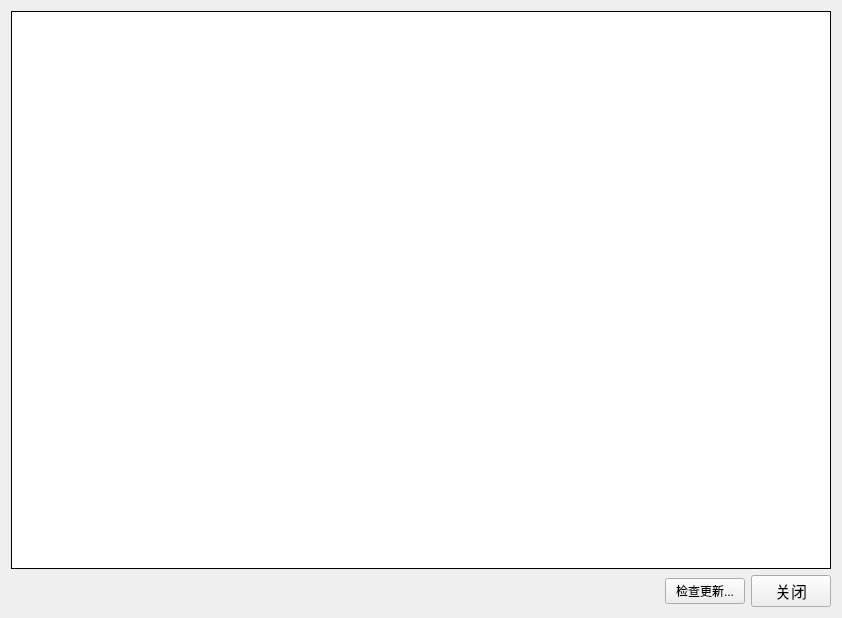
Old version of the form sources/changelog.ui in the repository Pillowe582/toolkit.
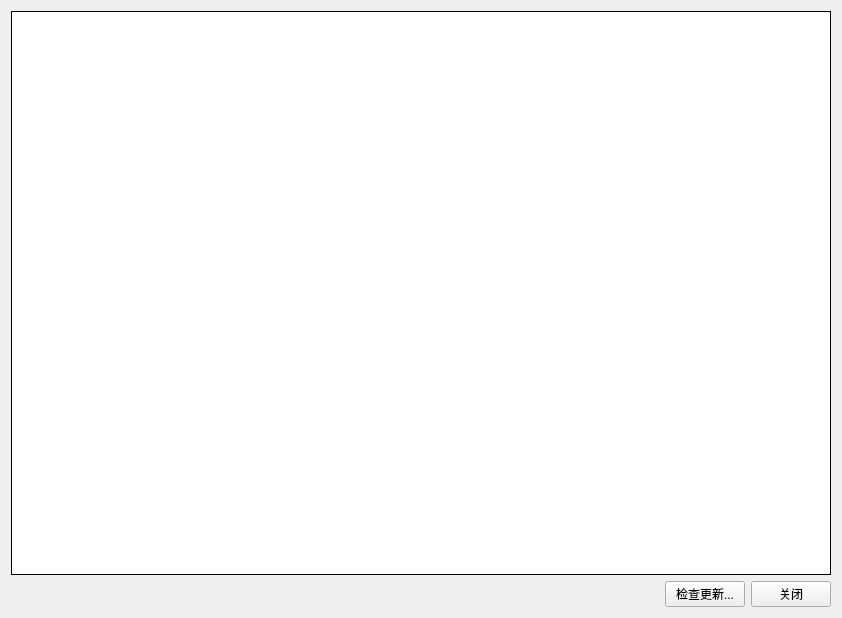
New version of the form.

Diff of the .ui file:
```diff
--- a/sources/changelog.ui
+++ b/sources/changelog.ui
@@ -40,7 +40,7 @@
      </property>
      <property name="font">
       <font>
-       <pointsize>12</pointsize>
+       <pointsize>9</pointsize>
       </font>
      </property>
      <property name="text">
```
Left out of the diff: 12 changed lines with no effect on the pictures.
